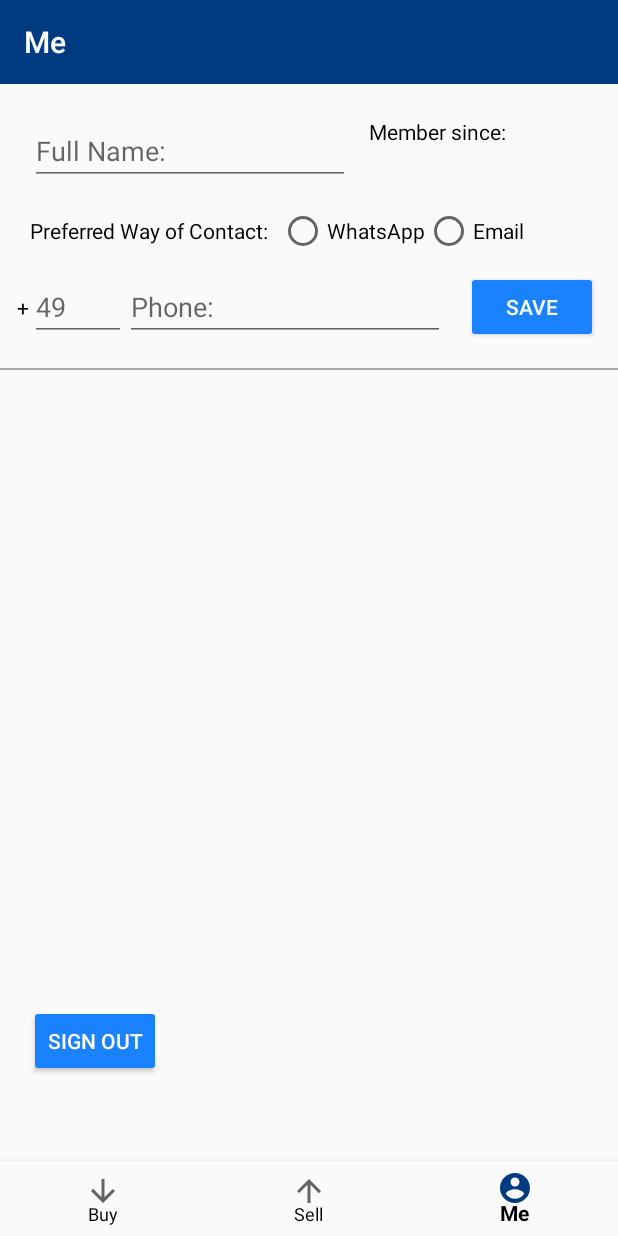
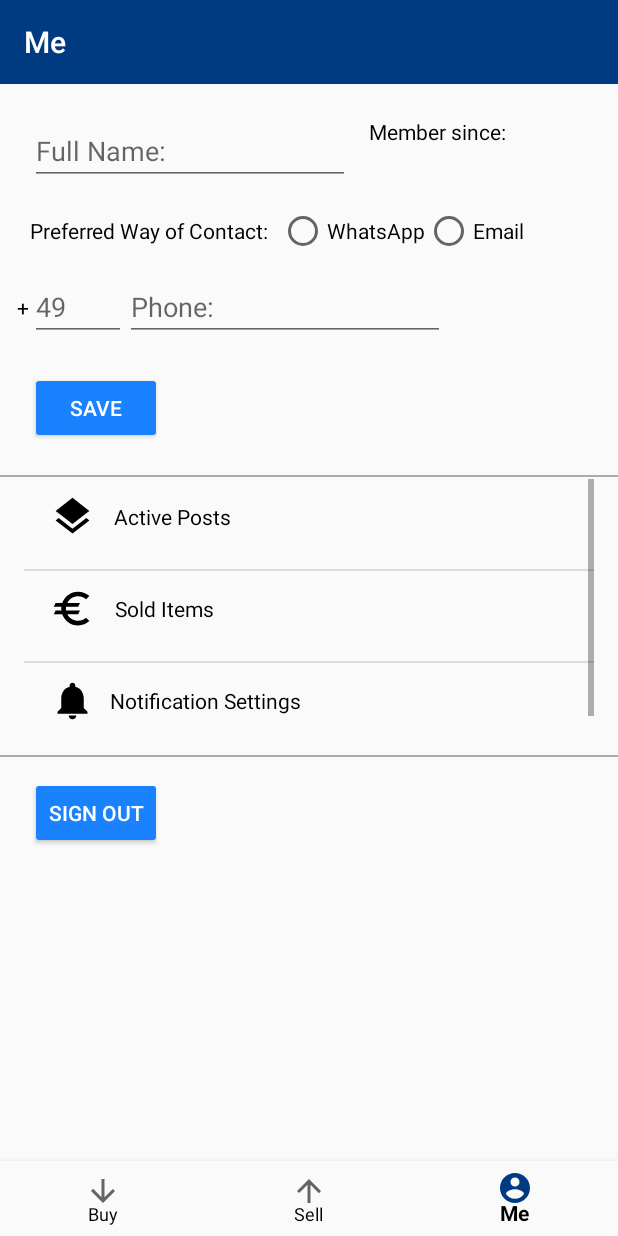
Before and after one commit to tillchen/JStore_Android, an Android app: the MeFragment screen opened through its navigation route, on a phone screen of 412 x 824 dp. Run offline under Robolectric (Android 15) with nearby library versions, the light colour scheme and no system bars; our stand-ins replace Firebase (no records; nobody signed in at launch, a user with empty details on screens opened directly), navigation-ui, paging; libraries missing offline, so code that uses them is left out: androidx.paging, com.firebase.ui; 7 statements that could not run were skipped.

Commit message:
updated UI for fragment_me

```diff
--- a/app/build.gradle
+++ b/app/build.gradle
@@ -47,6 +47,7 @@ dependencies {
     implementation 'android.arch.paging:runtime:1.0.1'
     implementation 'androidx.recyclerview:recyclerview:1.0.0'
     implementation 'androidx.exifinterface:exifinterface:1.1.0-rc01'
+    implementation 'org.jetbrains:annotations-java5:15.0'
 }
 
 apply plugin: 'com.google.gms.google-services'
--- /dev/null
+++ b/app/src/main/java/com/tillchen/jstore/models/MeItem.java
@@ -0,0 +1,27 @@
+package com.tillchen.jstore.models;
+
+public class MeItem {
+    private String title;
+    private int image;
+
+    public MeItem(String title, int image) {
+        this.title = title;
+        this.image = image;
+    }
+
+    public String getTitle() {
+        return title;
+    }
+
+    public void setTitle(String title) {
+        this.title = title;
+    }
+
+    public int getImage() {
+        return image;
+    }
+
+    public void setImage(int image) {
+        this.image = image;
+    }
+}
--- /dev/null
+++ b/app/src/main/java/com/tillchen/jstore/models/MeItemAdapter.java
@@ -0,0 +1,36 @@
+package com.tillchen.jstore.models;
+
+import android.content.Context;
+import android.view.LayoutInflater;
+import android.view.View;
+import android.view.ViewGroup;
+import android.widget.ArrayAdapter;
+import android.widget.ImageView;
+import android.widget.TextView;
+
+import androidx.annotation.NonNull;
+
+import com.tillchen.jstore.R;
+
+import java.util.ArrayList;
+
+public class MeItemAdapter extends ArrayAdapter<MeItem> {
+
+    public MeItemAdapter(Context context, ArrayList<MeItem> meItems) {
+        super(context, 0, meItems);
+    }
+
+    @Override
+    public View getView(int position, View convertView, @NonNull ViewGroup parent) {
+        MeItem meItem = getItem(position);
+        if (convertView == null) {
+            convertView = LayoutInflater.from(getContext()).inflate(R.layout.item_me, parent, false);
+        }
+        ImageView imageView = convertView.findViewById(R.id.item_me_imageView);
+        TextView textView = convertView.findViewById(R.id.item_me_textView);
+        imageView.setImageResource(meItem.getImage());
+        textView.setText(meItem.getTitle());
+        return convertView;
+    }
+
+}
--- a/app/src/main/java/com/tillchen/jstore/ui/me/MeFragment.java
+++ b/app/src/main/java/com/tillchen/jstore/ui/me/MeFragment.java
@@ -7,6 +7,7 @@ import android.view.LayoutInflater;
 import android.view.View;
 import android.view.ViewGroup;
 import android.widget.Button;
+import android.widget.ListView;
 import android.widget.TextView;
 
 import androidx.annotation.Nullable;
@@ -20,6 +21,10 @@ import com.google.firebase.auth.FirebaseAuth;
 import com.google.firebase.auth.FirebaseUser;
 import com.tillchen.jstore.LoginActivity;
 import com.tillchen.jstore.R;
+import com.tillchen.jstore.models.MeItem;
+import com.tillchen.jstore.models.MeItemAdapter;
+
+import java.util.ArrayList;
 
 public class MeFragment extends Fragment {
 
@@ -29,6 +34,9 @@ public class MeFragment extends Fragment {
 
     private Toolbar mAnonymousToolbar;
     private Button mAnonymousSignOutButton;
+    private ListView mListView;
+
+    private MeItemAdapter mMeItemAdapter;
 
     public View onCreateView(@NonNull LayoutInflater inflater,
                              ViewGroup container, Bundle savedInstanceState) {
@@ -42,11 +50,29 @@ public class MeFragment extends Fragment {
         }
         else {
             View root = inflater.inflate(R.layout.fragment_me, container, false);
+            findViews(root);
+            setData(root);
             return root;
         }
     }
 
-    private void setAnonymous(View root) {
+    private void findViews(@NonNull View root) {
+        mListView = root.findViewById(R.id.me_listView);
+    }
+
+    private void setData(View root) {
+        ArrayList<MeItem> arrayList = new ArrayList<MeItem>();
+        mMeItemAdapter = new MeItemAdapter(getActivity(), arrayList);
+        mListView.setAdapter(mMeItemAdapter);
+        MeItem meItem1 = new MeItem(getResources().getString(R.string.active_posts), R.drawable.posts);
+        MeItem meItem2 = new MeItem(getResources().getString(R.string.sold_items), R.drawable.euro);
+        MeItem meItem3 = new MeItem(getResources().getString(R.string.notification_settings), R.drawable.notifications);
+        mMeItemAdapter.add(meItem1);
+        mMeItemAdapter.add(meItem2);
+        mMeItemAdapter.add(meItem3);
+    }
+
+    private void setAnonymous(@NonNull View root) {
         mAnonymousToolbar = root.findViewById(R.id.anonymous_me_toolbar);
         mAnonymousSignOutButton = root.findViewById(R.id.anonymous_sign_out_button);
         ((AppCompatActivity)getActivity()).setSupportActionBar(mAnonymousToolbar);
--- /dev/null
+++ b/app/src/main/res/drawable/notifications.xml
@@ -0,0 +1,9 @@
+<vector xmlns:android="http://schemas.android.com/apk/res/android"
+    android:width="24dp"
+    android:height="24dp"
+    android:viewportWidth="24"
+    android:viewportHeight="24">
+  <path
+      android:fillColor="#FF000000"
+      android:pathData="M12,22c1.1,0 2,-0.9 2,-2h-4c0,1.1 0.89,2 2,2zM18,16v-5c0,-3.07 -1.64,-5.64 -4.5,-6.32L13.5,4c0,-0.83 -0.67,-1.5 -1.5,-1.5s-1.5,0.67 -1.5,1.5v0.68C7.63,5.36 6,7.92 6,11v5l-2,2v1h16v-1l-2,-2z"/>
+</vector>
--- a/app/src/main/res/layout/fragment_me.xml
+++ b/app/src/main/res/layout/fragment_me.xml
@@ -23,11 +23,11 @@
         android:layout_height="wrap_content"
         android:text="@string/sign_out"
         app:layout_constraintBottom_toBottomOf="parent"
-        app:layout_constraintEnd_toEndOf="@+id/me_country_code_editText"
-        app:layout_constraintHorizontal_bias="0.0"
-        app:layout_constraintStart_toEndOf="@+id/me_plus_sign_textView"
-        app:layout_constraintTop_toBottomOf="@+id/me_separator"
-        app:layout_constraintVertical_bias="0.8" />
+        app:layout_constraintEnd_toEndOf="@+id/me_save_button"
+        app:layout_constraintHorizontal_bias="0.01"
+        app:layout_constraintStart_toStartOf="@+id/me_save_button"
+        app:layout_constraintTop_toBottomOf="@+id/me_listView"
+        app:layout_constraintVertical_bias="0.100000024" />
 
     <EditText
         android:id="@+id/me_full_name_editText"
@@ -149,10 +149,11 @@
         android:layout_width="wrap_content"
         android:layout_height="wrap_content"
         android:text="@string/save"
-        app:layout_constraintBottom_toBottomOf="@+id/me_phone_editText"
-        app:layout_constraintEnd_toEndOf="parent"
-        app:layout_constraintStart_toEndOf="@+id/me_phone_editText"
-        app:layout_constraintTop_toTopOf="@+id/me_phone_editText" />
+        app:layout_constraintBottom_toTopOf="@+id/me_separator"
+        app:layout_constraintEnd_toEndOf="@+id/me_phone_editText"
+        app:layout_constraintHorizontal_bias="0.0"
+        app:layout_constraintStart_toStartOf="@+id/me_country_code_editText"
+        app:layout_constraintTop_toBottomOf="@+id/me_country_code_editText" />
 
     <View
         android:id="@+id/me_separator"
@@ -163,15 +164,28 @@
         app:layout_constraintEnd_toEndOf="parent"
         app:layout_constraintStart_toStartOf="parent"
         app:layout_constraintTop_toBottomOf="@+id/me_phone_editText"
-        app:layout_constraintVertical_bias="0.029999971" />
+        app:layout_constraintVertical_bias="0.14999998" />
 
     <ListView
+        android:id="@+id/me_listView"
         android:layout_width="380dp"
-        android:layout_height="340dp"
+        android:layout_height="170dp"
         android:layout_marginTop="1dp"
+        app:layout_constraintBottom_toBottomOf="parent"
+        app:layout_constraintEnd_toEndOf="parent"
+        app:layout_constraintStart_toStartOf="parent"
+        app:layout_constraintTop_toBottomOf="@+id/me_separator"
+        app:layout_constraintVertical_bias="0.0"
+        tools:listitem="@layout/item_me" />
+
+    <View
+        android:id="@+id/me_separator2"
+        android:layout_width="match_parent"
+        android:layout_height="1dp"
+        android:background="@android:color/darker_gray"
         app:layout_constraintBottom_toTopOf="@+id/sign_out_button"
         app:layout_constraintEnd_toEndOf="parent"
         app:layout_constraintStart_toStartOf="parent"
-        app:layout_constraintTop_toBottomOf="@+id/me_separator" />
+        app:layout_constraintTop_toBottomOf="@+id/me_listView" />
 
 </androidx.constraintlayout.widget.ConstraintLayout>
--- a/app/src/main/res/layout/item_me.xml
+++ b/app/src/main/res/layout/item_me.xml
@@ -3,16 +3,15 @@
     xmlns:app="http://schemas.android.com/apk/res-auto"
     xmlns:tools="http://schemas.android.com/tools"
     android:layout_width="match_parent"
-    android:layout_height="wrap_content"
-    android:paddingTop="10dp"
+    android:layout_height="60dp"
     android:paddingBottom="10dp">
 
 
     <ImageView
         android:id="@+id/item_me_imageView"
-        android:layout_width="50dp"
-        android:layout_height="50dp"
-        android:contentDescription="@string/picture_of_the_me_item"
+        android:layout_width="30dp"
+        android:layout_height="30dp"
+        android:contentDescription="@string/picture_of_me_item"
         app:layout_constraintBottom_toBottomOf="parent"
         app:layout_constraintEnd_toEndOf="parent"
         app:layout_constraintHorizontal_bias="0.05"
--- a/app/src/main/res/values/strings.xml
+++ b/app/src/main/res/values/strings.xml
@@ -83,5 +83,8 @@
     <string name="member_since">Member since: </string>
     <string name="save">Save</string>
     <string name="picture_of_me_item">Picture of Me Item</string>
+    <string name="active_posts">Active Posts</string>
+    <string name="sold_items">Sold Items</string>
+    <string name="notification_settings">Notification Settings</string>
 
 </resources>
```
